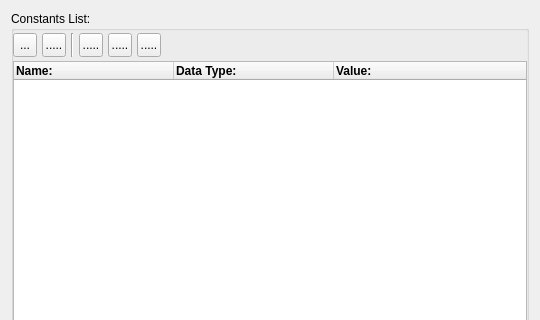
First picture: the form in sources/lusan/view/si/ui/SIConstantList.ui, repository aregtech/areg-sdk-tools, before the edit; both pictures show x 0 to 540 and y 0 to 320 of the 540 by 600 pixel window.
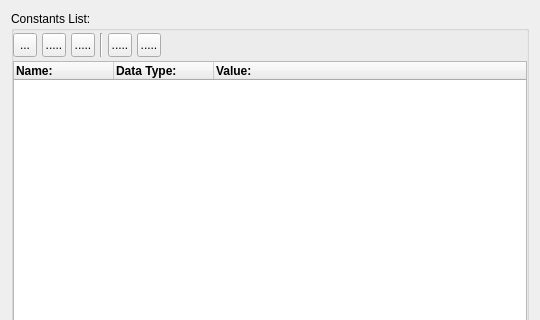
Second picture: the form after the edit. Icons and pictures are not drawn.

Diff of the .ui file:
```diff
--- a/sources/lusan/view/si/ui/SIConstantList.ui
+++ b/sources/lusan/view/si/ui/SIConstantList.ui
@@ -126,25 +126,6 @@
          </property>
         </widget>
        </item>
-       <item>
-        <widget class="Line" name="line">
-         <property name="maximumSize">
-          <size>
-           <width>24</width>
-           <height>24</height>
-          </size>
-         </property>
-         <property name="baseSize">
-          <size>
-           <width>24</width>
-           <height>24</height>
-          </size>
-         </property>
-         <property name="orientation">
-          <enum>Qt::Orientation::Vertical</enum>
-         </property>
-        </widget>
-       </item>
        <item>
         <widget class="QToolButton" name="toolInsertElem">
          <property name="maximumSize">
@@ -186,6 +167,25 @@
          </property>
         </widget>
        </item>
+       <item>
+        <widget class="Line" name="line_2">
+         <property name="maximumSize">
+          <size>
+           <width>24</width>
+           <height>24</height>
+          </size>
+         </property>
+         <property name="baseSize">
+          <size>
+           <width>24</width>
+           <height>24</height>
+          </size>
+         </property>
+         <property name="orientation">
+          <enum>Qt::Orientation::Vertical</enum>
+         </property>
+        </widget>
+       </item>
        <item>
         <widget class="QToolButton" name="toolMoveUp">
          <property name="maximumSize">
@@ -312,9 +312,6 @@
          <property name="dragDropOverwriteMode">
           <bool>false</bool>
          </property>
-         <property name="alternatingRowColors">
-          <bool>true</bool>
-         </property>
          <property name="selectionMode">
           <enum>QAbstractItemView::SelectionMode::SingleSelection</enum>
          </property>
@@ -328,7 +325,7 @@
           </size>
          </property>
          <property name="textElideMode">
-          <enum>Qt::TextElideMode::ElideRight</enum>
+          <enum>Qt::TextElideMode::ElideLeft</enum>
          </property>
          <property name="sortingEnabled">
           <bool>true</bool>
@@ -346,14 +343,17 @@
           <bool>true</bool>
          </attribute>
          <attribute name="horizontalHeaderMinimumSectionSize">
-          <number>60</number>
+          <number>40</number>
          </attribute>
-         <attribute name="horizontalHeaderDefaultSectionSize">
-          <number>160</number>
+         <attribute name="horizontalHeaderShowSortIndicator" stdset="0">
+          <bool>false</bool>
          </attribute>
          <attribute name="horizontalHeaderStretchLastSection">
           <bool>true</bool>
          </attribute>
+         <attribute name="verticalHeaderVisible">
+          <bool>false</bool>
+         </attribute>
          <attribute name="verticalHeaderHighlightSections">
           <bool>false</bool>
          </attribute>
@@ -364,6 +364,7 @@
           <property name="font">
            <font>
             <bold>true</bold>
+            <kerning>true</kerning>
            </font>
           </property>
           <property name="textAlignment">
@@ -377,6 +378,7 @@
           <property name="font">
            <font>
             <bold>true</bold>
+            <kerning>true</kerning>
            </font>
           </property>
           <property name="textAlignment">
@@ -390,6 +392,7 @@
           <property name="font">
            <font>
             <bold>true</bold>
+            <kerning>true</kerning>
            </font>
           </property>
           <property name="textAlignment">
```
Left out of the diff: 4 changed lines with no effect on the pictures.
